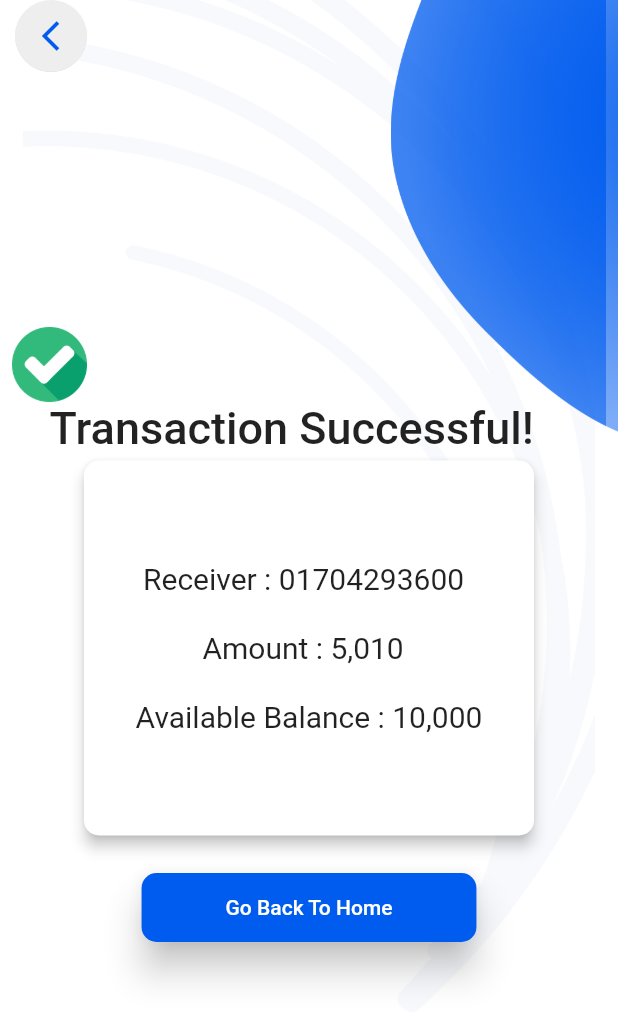
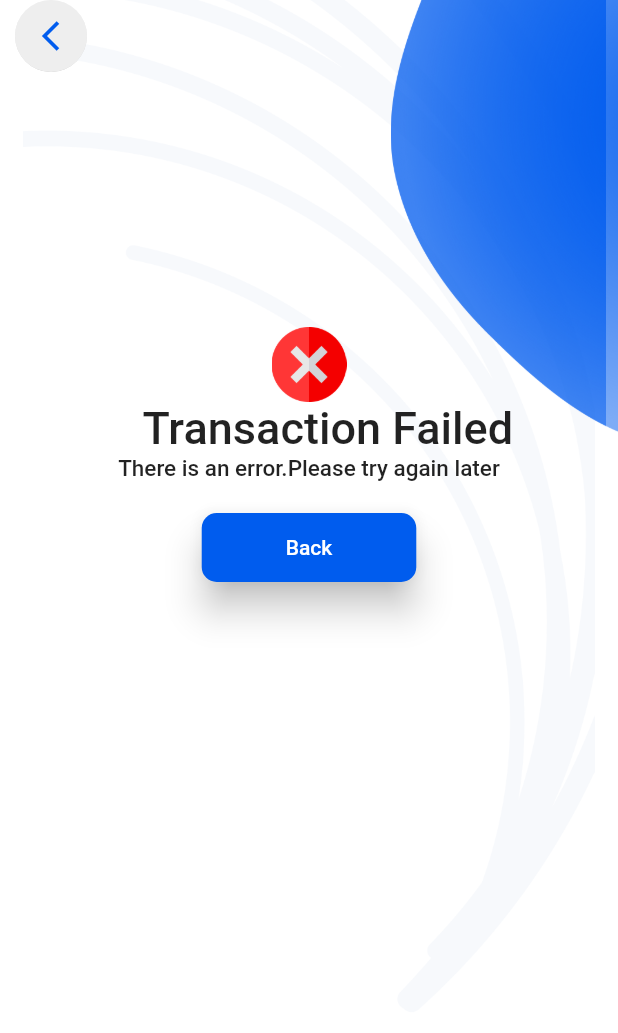
Before and after one commit to snowman1120/etaka, a Flutter app: the screen it shows after launch, on a phone screen of 412 x 824 dp. Shown: the top 1033 px of the screen. Run offline on Flutter 3.47's test engine with Material 2 defaults, Android fonts, the phone set to English and light mode, and no system bars; our stand-ins replace fl_chart, flutter_svg.

Commit message:
updated transaction failed

```diff
--- a/lib/main.dart
+++ b/lib/main.dart
@@ -1,3 +1,4 @@
+import 'package:etaka/screens/transaction_failed.dart';
 import 'package:etaka/screens/transaction_successfull.dart';
 import 'package:etaka/screens/welcome_screen.dart';
 import 'package:flutter/material.dart';
@@ -24,7 +25,7 @@ class MyApp extends StatelessWidget {
         // is not restarted.
         primarySwatch: Colors.blue,
       ),
-      home: TransactionSuccessful(),
+      home: TransactionFailed(),
     );
   }
 }
--- a/lib/screens/transaction_failed.dart
+++ b/lib/screens/transaction_failed.dart
@@ -0,0 +1,82 @@
+import 'package:etaka/components/constant.dart';
+import 'package:etaka/components/reuseable_widgets.dart';
+import 'package:flutter/cupertino.dart';
+import 'package:flutter/material.dart';
+
+class TransactionFailed extends StatefulWidget {
+  const TransactionFailed({Key? key}) : super(key: key);
+
+  @override
+  TransactionFailedState createState() => TransactionFailedState();
+}
+
+class TransactionFailedState extends State<TransactionFailed> {
+  @override
+  Widget build(BuildContext context) {
+    return CustomScaffold(
+      body: Column(
+        mainAxisAlignment: MainAxisAlignment.center,
+        crossAxisAlignment: CrossAxisAlignment.center,
+        children: [
+          SizedBox(
+            height: 150,
+          ),
+
+          Container(
+            alignment: Alignment.center,
+            width: 50,
+            height: 50,
+            child: Stack(
+              children: [
+                Image.asset("assets/img/cancel.png"),
+
+              ],
+            ),
+          ),
+
+
+          Padding(
+            padding: const EdgeInsets.fromLTRB(25, 0, 0, 0),
+
+            child: Text(
+              "Transaction Failed",
+              style: TextStyle(
+                fontSize: 30,
+                fontWeight: FontWeight.w500,
+              ),
+            ),
+          ),
+          Center(
+            child: Text("There is an error.Please try again later",
+            style: TextStyle(fontSize: 15,fontWeight: FontWeight.w500,))
+          ),
+
+          SizedBox(
+            height: 20,
+          ),
+          Center(
+            child: ElevatedButton(
+              child: Padding(
+                padding: const EdgeInsets.fromLTRB(40, 15, 40, 15),
+                child: Text('Back'),
+              ),
+              style: ElevatedButton.styleFrom(
+                elevation: 10,
+                shape: RoundedRectangleBorder(
+                  borderRadius: BorderRadius.circular(10),
+                ),
+                primary: primaryColor,
+              ),
+              onPressed: () {
+                Navigator.push(
+                    context,
+                    MaterialPageRoute(
+                        builder: (context) => TransactionFailed()));
+              },
+            ),
+          )
+        ],
+      ),
+    );
+  }
+}
```
Also changed, not shown: assets/img/cancel.png (added).
